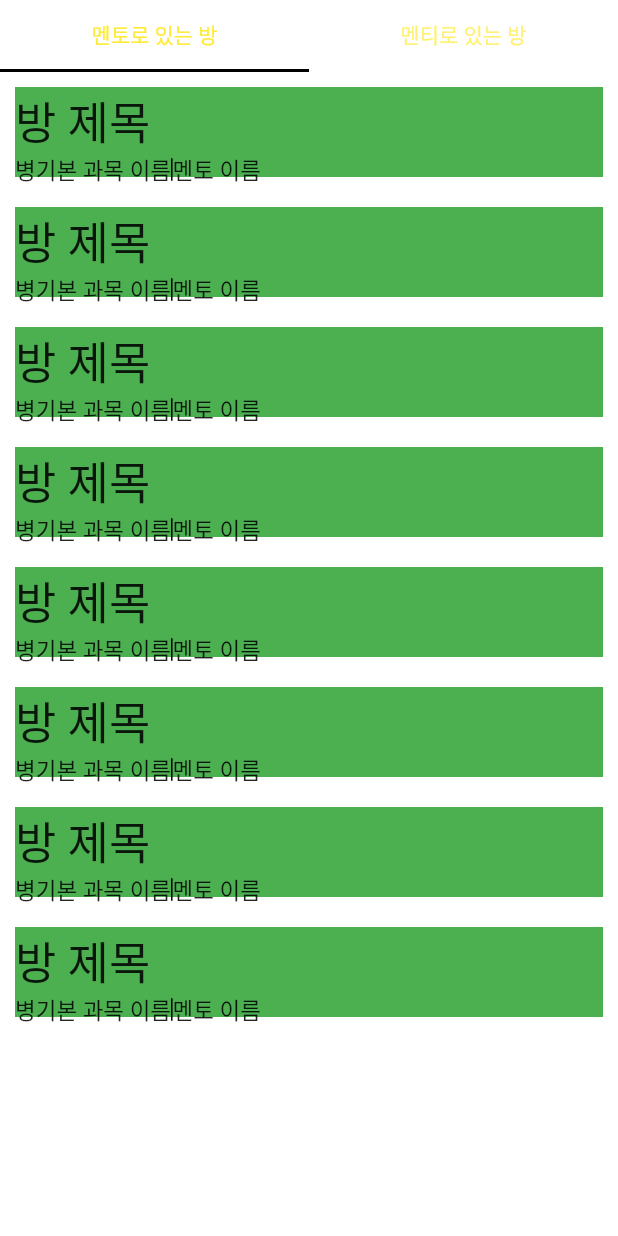
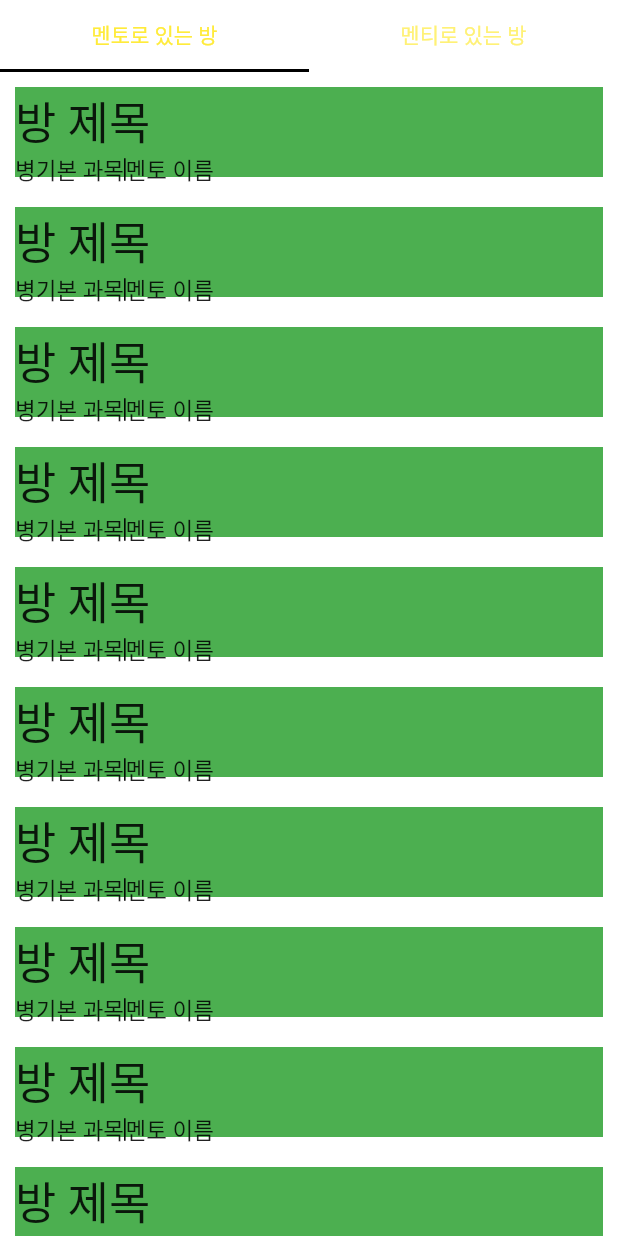
Before and after one commit to ZeVicTech/APP_BestWarrior_Warrior, a Flutter app: the ProfileTab widget shown alone on an empty page, opened directly, on a phone screen of 412 x 824 dp. Run offline on Flutter 3.47's test engine with Material 2 defaults, Android fonts, the phone set to English and light mode, and no system bars; our stand-ins replace firebase_auth, firebase_core, firebase_database, font_awesome_flutter; accounts and stored records are empty; project files that could hold a hidden picture were left out.

Commit message:
소모임 리스트 구현

```diff
--- a/APP(Android)/best_warrior/lib/component/profile_tab.dart
+++ b/APP(Android)/best_warrior/lib/component/profile_tab.dart
@@ -51,27 +51,32 @@ class _ProfileTabState extends State<ProfileTab>
         ListView(
           scrollDirection: Axis.vertical,
           children: [
-            Room(),
-            Room(),
-            Room(),
-            Room(),
-            Room(),
-            Room(),
-            Room(),
-            Room(),
+            Room('방 제목','병기본 과목','멘토 이름',1),
+            Room('방 제목','병기본 과목','멘토 이름',1),
+            Room('방 제목','병기본 과목','멘토 이름',1),
+            Room('방 제목','병기본 과목','멘토 이름',1),
+            Room('방 제목','병기본 과목','멘토 이름',1),
+            Room('방 제목','병기본 과목','멘토 이름',1),
+            Room('방 제목','병기본 과목','멘토 이름',1),
+            Room('방 제목','병기본 과목','멘토 이름',1),
+            Room('방 제목','병기본 과목','멘토 이름',1),
+            Room('방 제목','병기본 과목','멘토 이름',1),
           ],
         ),
         ListView(
           scrollDirection: Axis.vertical,
           children: [
-            Room(),
-            Room(),
-            Room(),
-            Room(),
-            Room(),
-            Room(),
-            Room(),
-            Room(),
+            Room('방 제목','병기본 과목','멘토 이름',1),
+            Room('방 제목','병기본 과목','멘토 이름',1),
+            Room('방 제목','병기본 과목','멘토 이름',1),
+            Room('방 제목','병기본 과목','멘토 이름',1),
+            Room('방 제목','병기본 과목','멘토 이름',1),
+            Room('방 제목','병기본 과목','멘토 이름',1),
+            Room('방 제목','병기본 과목','멘토 이름',1),
+            Room('방 제목','병기본 과목','멘토 이름',1),
+            Room('방 제목','병기본 과목','멘토 이름',1),
+            Room('방 제목','병기본 과목','멘토 이름',1),
+            Room('방 제목','병기본 과목','멘토 이름',1),
           ],
         ),
       ],
--- a/APP(Android)/best_warrior/lib/component/room.dart
+++ b/APP(Android)/best_warrior/lib/component/room.dart
@@ -4,27 +4,31 @@ import 'package:flutter/src/widgets/container.dart';
 import 'package:flutter/src/widgets/framework.dart';
 
 class Room extends StatelessWidget {
-  const Room({super.key});
+  String _name = '방 제목';
+  String _subject = '병기본 과목 이름';
+  String _mentor = '멘토 이름';
+  int subjectCode;
+  Room(this._name,this._subject,this._mentor,this.subjectCode);
 
   @override
   Widget build(BuildContext context) {
     return Container(
       decoration: BoxDecoration(
-        borderRadius: BorderRadius.circular(20),
+        borderRadius: BorderRadius.circular(50),
       ),
       color: Colors.green,
       margin: EdgeInsets.all(10),
       height: 60,
       child: Column(crossAxisAlignment: CrossAxisAlignment.start, children: [
         Text(
-          '방 제목',
+          _name,
           style: TextStyle(fontSize: 30),
         ),
         Row(
           children: [
-            Text('병기본 과목 이름', style: TextStyle(fontSize: 15)),
+            Text(_subject, style: TextStyle(fontSize: 15)),
             _buildLine(),
-            Text('멘토 이름', style: TextStyle(fontSize: 15)),
+            Text(_mentor, style: TextStyle(fontSize: 15)),
           ],
         ),
       ]),
--- a/APP(Android)/best_warrior/lib/pages/room_list_page.dart
+++ b/APP(Android)/best_warrior/lib/pages/room_list_page.dart
@@ -1,3 +1,4 @@
+import 'package:best_warrior/component/room.dart';
 import 'package:flutter/material.dart';
 import 'package:flutter/painting.dart';
 import 'package:flutter/src/widgets/container.dart';
@@ -12,40 +13,61 @@ class RoomListPage extends StatefulWidget {
 }
 
 class _RoomListPageState extends State<RoomListPage> {
-
   int? selectedIndex;
   List<Tech> _chipsList = [
-    Tech("Android", Colors.green),
-    Tech("Flutter", Colors.blueGrey),
-    Tech("Ios", Colors.deepOrange),
-    Tech("Python", Colors.cyan),
-    Tech("Go lang", Colors.yellow)
+    Tech("주특기", Colors.green),
+    Tech("화생방", Colors.blueGrey),
+    Tech("경계", Colors.deepOrange),
+    Tech("정신전력", Colors.cyan),
+    Tech("개인화기", Colors.yellow),
+    Tech("체력", Color.fromARGB(255, 238, 30, 186))
+  ];
+
+  List<Room> _roomList = [
+    Room('사격특급의 길', '개인화기', '주경성', 1),
+    Room('체력 왕', '체력', '이정호', 1),
+    Room('방 제목', '병기본 과목', '멘토 이름', 1),
+    Room('방 제목', '병기본 과목', '멘토 이름', 1),
+    Room('방 제목', '병기본 과목', '멘토 이름', 1),
+    Room('방 제목', '병기본 과목', '멘토 이름', 1),
+    Room('방 제목', '병기본 과목', '멘토 이름', 1),
+    Room('방 제목', '병기본 과목', '멘토 이름', 1),
+    Room('방 제목', '병기본 과목', '멘토 이름', 1),
   ];
 
   @override
   Widget build(BuildContext context) {
     return Container(
-      alignment: Alignment.center,
-      child: Wrap(
-        spacing: 6,
-        direction: Axis.horizontal,
-        children: techChips(),
-      )
-    );
+        alignment: Alignment.center,
+        child: Column(
+          children: [
+            Container(height: 50,
+              child: Wrap(
+                spacing: 6,
+                direction: Axis.horizontal,
+                children: techChips(),
+              ),
+            ),
+            Expanded(
+              child:ListView(
+                children: _roomList,
+              ),
+            ),
+          ],
+        ));
   }
 
-  List<Widget> techChips () {
+  List<Widget> techChips() {
     List<Widget> chips = [];
-    for (int i=0; i< _chipsList.length; i++) {
+    for (int i = 0; i < _chipsList.length; i++) {
       Widget item = Padding(
-        padding: const EdgeInsets.only(left:10, right: 5),
+        padding: const EdgeInsets.only(left: 10, right: 5),
         child: ChoiceChip(
           label: Text(_chipsList[i].label),
           labelStyle: TextStyle(color: Colors.white),
           backgroundColor: _chipsList[i].color,
           selected: selectedIndex == i,
-          onSelected: (bool value)
-          {
+          onSelected: (bool value) {
             setState(() {
               selectedIndex = i;
             });
@@ -58,8 +80,7 @@ class _RoomListPageState extends State<RoomListPage> {
   }
 }
 
-class Tech
-{
+class Tech {
   String label;
   Color color;
   Tech(this.label, this.color);
```
